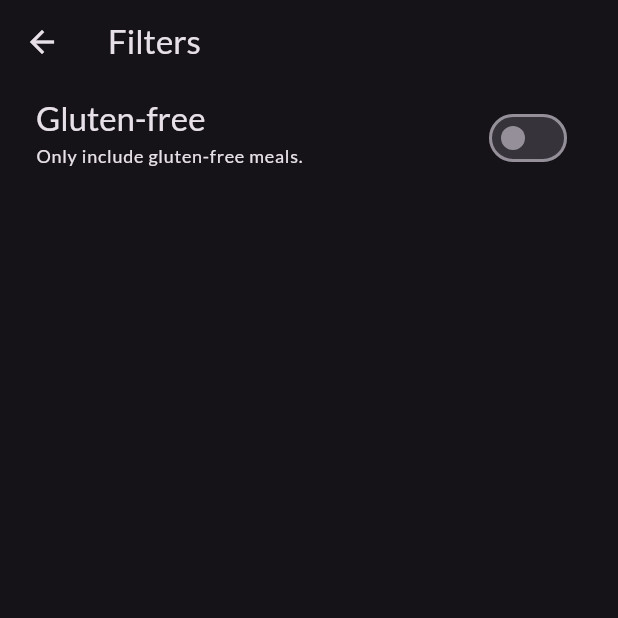
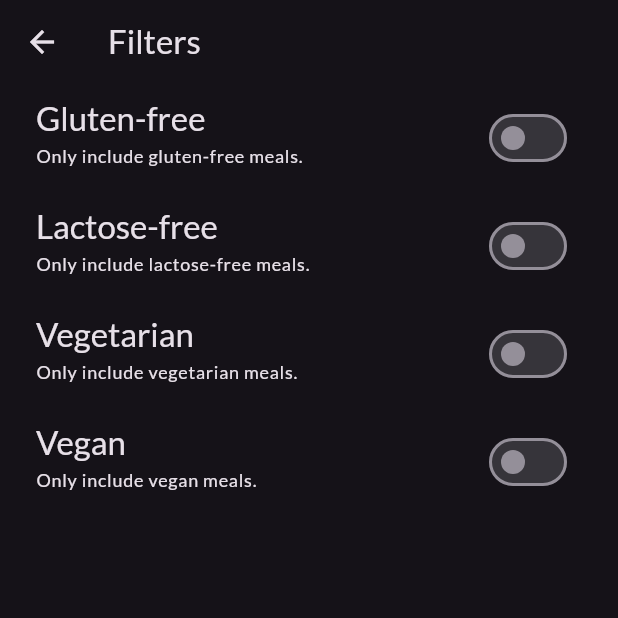
Before and after one commit to ecehavanci/mealsApp, a Flutter app: the screen it shows after launch, in the side drawer, after a tap on "Filters", on a phone screen of 412 x 824 dp, the top half of it. Run offline on Flutter 3.47's test engine with Material 3 defaults, Android fonts, the phone set to English and light mode, and no system bars; our stand-ins replace google_fonts, transparent_image.

Commit message:
Filtering meals functionality added

```diff
--- a/lib/screens/categories.dart
+++ b/lib/screens/categories.dart
@@ -7,11 +7,13 @@ import 'package:meals_app/screens/meals.dart';
 import 'package:meals_app/widgets/category_grid_item.dart';
 
 class CategoriesScreen extends StatelessWidget {
-  const CategoriesScreen({super.key, required this.onToggleFav});
+  const CategoriesScreen(
+      {super.key, required this.onToggleFav, required this.availableMeals});
   final Function(Meal meal) onToggleFav;
+  final List<Meal> availableMeals;
 
   void navigateCategory(BuildContext context, Category selectedCategory) {
-    final filteredMeals = dummyMeals
+    final filteredMeals = availableMeals
         .where((meal) => meal.categories.contains(selectedCategory.id))
         .toList();
 
--- a/lib/screens/filters.dart
+++ b/lib/screens/filters.dart
@@ -1,51 +1,155 @@
 import 'package:flutter/material.dart';
+import 'package:meals_app/screens/tabs.dart';
+import 'package:meals_app/widgets/main_drawer.dart';
+
+enum Filter { gluten_free, lactose_free, vegatarian, vegan }
 
 class FiltersScreen extends StatefulWidget {
-  const FiltersScreen({super.key});
+  final Map<Filter, bool> currentFilters;
+  const FiltersScreen({super.key, required this.currentFilters});
 
   @override
   State<FiltersScreen> createState() => _FiltersScreenState();
 }
 
 class _FiltersScreenState extends State<FiltersScreen> {
-  var _glutenFreeFilterSet = false;
+  bool _glutenFreeFilterSet = false;
+  bool _lactoseFreeFilterSet = false;
+  bool _vegetarianFilterSet = false;
+  bool _veganFilterSet = false;
 
-  void _newValueFilter(bool changedValue) {
+  @override
+  void initState() {
+    _glutenFreeFilterSet = widget.currentFilters[Filter.gluten_free]!;
+    _lactoseFreeFilterSet = widget.currentFilters[Filter.lactose_free]!;
+    _vegetarianFilterSet = widget.currentFilters[Filter.vegatarian]!;
+    _veganFilterSet = widget.currentFilters[Filter.vegan]!;
+
+    super.initState();
+  }
+
+  void _setGlutenValue(bool changedValue) {
     setState(() {
-      _glutenFreeFilterSet = !_glutenFreeFilterSet;
+      _glutenFreeFilterSet = changedValue;
     });
+  }
+
+  void _setLactoseValue(bool changedValue) {
+    setState(() {
+      _lactoseFreeFilterSet = changedValue;
+    });
+  }
+
+  void _setVegetarianValue(bool changedValue) {
+    setState(() {
+      _vegetarianFilterSet = changedValue;
+    });
+  }
+
+  void _setVeganValue(bool changedValue) {
+    setState(() {
+      _veganFilterSet = changedValue;
+    });
+  }
+
+  void _setScreen(String identifier) {
+    if (identifier == 'Meals') {
+      Navigator.pop(context); //close the drawer maindrawer
+
+      Navigator.of(context).pushReplacement(
+          MaterialPageRoute(builder: (ctx) => const TabsScreen()));
+    } else {
+      Navigator.pop(context); //close the drawer maindrawer
+    }
   }
 
   @override
   Widget build(BuildContext context) {
-    return Scaffold(
+    return WillPopScope(
+      //WillPopScope widget helps us to override what happens when a user presses the back button on the device or pops the current route.
+      onWillPop: () async {
+        Navigator.of(context).pop({
+          Filter.gluten_free: _glutenFreeFilterSet,
+          Filter.lactose_free: _lactoseFreeFilterSet,
+          Filter.vegatarian: _vegetarianFilterSet,
+          Filter.vegan: _veganFilterSet
+        }); //returns data when leaving the screen
+        return false;
+      },
+      child: Scaffold(
         appBar: AppBar(
           title: const Text("Filters"),
         ),
+        // drawer: MainDrawer(onSelectedScreen: _setScreen),
         body: Column(
           children: [
             SwitchListTile(
               value: _glutenFreeFilterSet,
-            onChanged: _newValueFilter,
+              onChanged: _setGlutenValue,
               title: Text(
                 "Gluten-free",
-              style: Theme.of(context)
-                  .textTheme
-                  .titleLarge!
-                  .copyWith(color: Theme.of(context).colorScheme.onBackground),
+                style: Theme.of(context).textTheme.titleLarge!.copyWith(
+                    color: Theme.of(context).colorScheme.onBackground),
               ),
               subtitle: Text(
                 "Only include gluten-free meals.",
-              style: Theme.of(context)
-                  .textTheme
-                  .labelMedium!
-                  .copyWith(color: Theme.of(context).colorScheme.onBackground),
+                style: Theme.of(context).textTheme.labelMedium!.copyWith(
+                    color: Theme.of(context).colorScheme.onBackground),
+              ),
+              activeColor: Theme.of(context).colorScheme.tertiary,
+              contentPadding: const EdgeInsets.only(left: 24, right: 30),
+            ),
+            SwitchListTile(
+              value: _lactoseFreeFilterSet,
+              onChanged: _setLactoseValue,
+              title: Text(
+                "Lactose-free",
+                style: Theme.of(context).textTheme.titleLarge!.copyWith(
+                    color: Theme.of(context).colorScheme.onBackground),
+              ),
+              subtitle: Text(
+                "Only include lactose-free meals.",
+                style: Theme.of(context).textTheme.labelMedium!.copyWith(
+                    color: Theme.of(context).colorScheme.onBackground),
+              ),
+              activeColor: Theme.of(context).colorScheme.tertiary,
+              contentPadding: const EdgeInsets.only(left: 24, right: 30),
+            ),
+            SwitchListTile(
+              value: _vegetarianFilterSet,
+              onChanged: _setVegetarianValue,
+              title: Text(
+                "Vegetarian",
+                style: Theme.of(context).textTheme.titleLarge!.copyWith(
+                    color: Theme.of(context).colorScheme.onBackground),
+              ),
+              subtitle: Text(
+                "Only include vegetarian meals.",
+                style: Theme.of(context).textTheme.labelMedium!.copyWith(
+                    color: Theme.of(context).colorScheme.onBackground),
+              ),
+              activeColor: Theme.of(context).colorScheme.tertiary,
+              contentPadding: const EdgeInsets.only(left: 24, right: 30),
+            ),
+            SwitchListTile(
+              value: _veganFilterSet,
+              onChanged: _setVeganValue,
+              title: Text(
+                "Vegan",
+                style: Theme.of(context).textTheme.titleLarge!.copyWith(
+                    color: Theme.of(context).colorScheme.onBackground),
+              ),
+              subtitle: Text(
+                "Only include vegan meals.",
+                style: Theme.of(context).textTheme.labelMedium!.copyWith(
+                    color: Theme.of(context).colorScheme.onBackground),
               ),
               activeColor: Theme.of(context).colorScheme.tertiary,
               contentPadding: const EdgeInsets.only(left: 24, right: 30),
             )
           ],
         ),
+      ),
     );
   }
 }
--- a/lib/screens/tabs.dart
+++ b/lib/screens/tabs.dart
@@ -1,9 +1,17 @@
 import 'package:flutter/material.dart';
+import 'package:meals_app/dummy_Data/dumm_meals.dart';
 import 'package:meals_app/models/meal.dart';
 import 'package:meals_app/screens/categories.dart';
 import 'package:meals_app/screens/filters.dart';
 import 'package:meals_app/screens/meals.dart';
 import 'package:meals_app/widgets/main_drawer.dart';
+
+const kInitialFilters = {
+  Filter.gluten_free: false,
+  Filter.lactose_free: false,
+  Filter.vegatarian: false,
+  Filter.vegan: false
+};
 
 class TabsScreen extends StatefulWidget {
   const TabsScreen({super.key});
@@ -15,6 +23,7 @@ class TabsScreen extends StatefulWidget {
 class _TabsScreenState extends State<TabsScreen> {
   int _selectedIndex = 0;
   final List<Meal> _favMeals = [];
+  Map<Filter, bool> selectedFilters = kInitialFilters;
 
   void _selectPage(index) {
     setState(() {
@@ -44,12 +53,20 @@ class _TabsScreenState extends State<TabsScreen> {
     ));
   }
 
-  void _setScreen(String identifier) {
+  void _setScreen(String identifier) async {
     if (identifier == 'Filters') {
       Navigator.pop(context); //close the drawer maindrawer
 
-      Navigator.of(context)
-          .push(MaterialPageRoute(builder: (ctx) => const FiltersScreen()));
+      final result =
+          await Navigator.of(context).push<Map<Filter, bool>>(MaterialPageRoute(
+              builder: (ctx) => FiltersScreen(
+                    currentFilters: selectedFilters,
+                  )));
+
+      // print(result);
+      setState(() {
+        selectedFilters = result ?? kInitialFilters;
+      });
     } else {
       Navigator.pop(context); //close the drawer maindrawer
     }
@@ -57,7 +74,26 @@ class _TabsScreenState extends State<TabsScreen> {
 
   @override
   Widget build(BuildContext context) {
-    Widget activePage = CategoriesScreen(onToggleFav: _toggleMealFavStatus);
+    final availableMeals = dummyMeals.where((meal) {
+      if (selectedFilters[Filter.gluten_free]! && !meal.isGlutenFree) {
+        return false;
+      }
+      if (selectedFilters[Filter.lactose_free]! && !meal.isLactoseFree) {
+        return false;
+      }
+      if (selectedFilters[Filter.vegatarian]! && !meal.isVegetarian) {
+        return false;
+      }
+      if (selectedFilters[Filter.vegan]! && !meal.isVegan) {
+        return false;
+      }
+      return true;
+    }).toList();
+
+    Widget activePage = CategoriesScreen(
+      onToggleFav: _toggleMealFavStatus,
+      availableMeals: availableMeals,
+    );
     String activePageTitle = "Categories";
 
     if (_selectedIndex == 1) {
```
Lines whose indentation alone changed are shown as unchanged.
